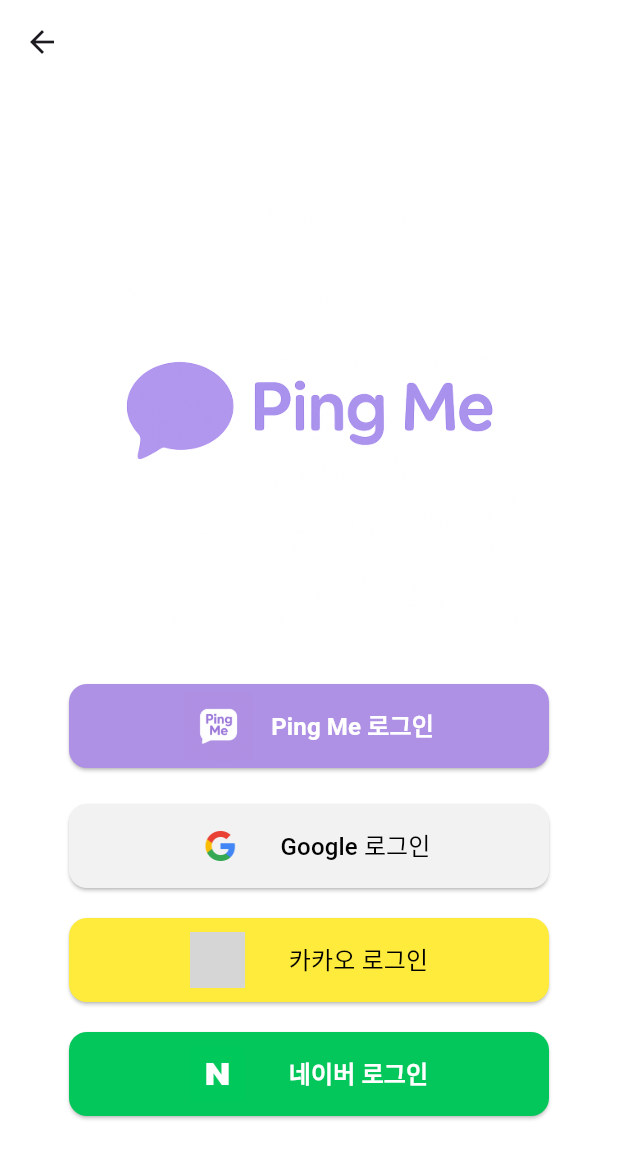
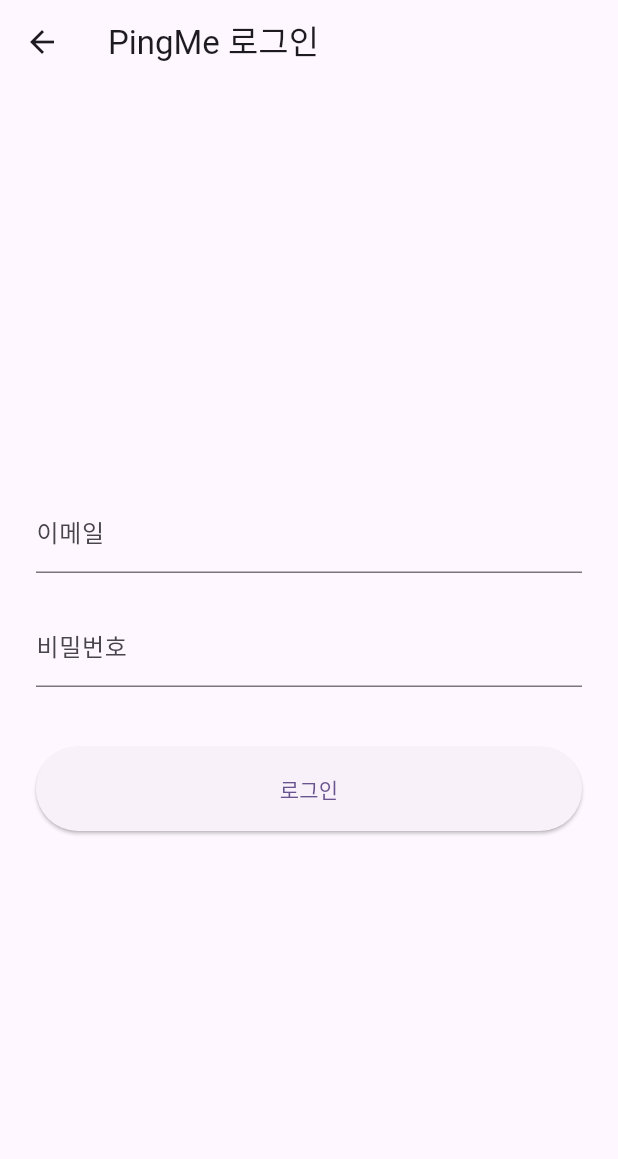
Before and after one commit to hyejiiniing/lck_board, a Flutter app: the LoginPage screen opened directly, after a tap on "Ping Me 로그인", on a phone screen of 412 x 824 dp. Shown: the top 1159 px of the screen. Run offline on Flutter 3.47's test engine with Material 3 defaults, Android fonts, the light colour scheme and no system bars; grey boxes are pictures that could not be loaded.

Commit message:
로그인 추가

```diff
--- /dev/null
+++ b/lib/pages/login/pingme_login_form_page.dart
@@ -0,0 +1,87 @@
+import 'package:flutter/material.dart';
+import 'package:http/http.dart' as http;
+import 'dart:convert';
+
+class PingMeLoginFormPage extends StatefulWidget {
+  const PingMeLoginFormPage({super.key});
+
+  @override
+  State<PingMeLoginFormPage> createState() => _PingMeLoginFormPageState();
+}
+
+class _PingMeLoginFormPageState extends State<PingMeLoginFormPage> {
+  final _emailController = TextEditingController();
+  final _passwordController = TextEditingController();
+
+  void _submitLogin() async {
+    final email = _emailController.text.trim();
+    final password = _passwordController.text;
+
+    final url = Uri.parse('http://172.30.1.95:3000/auth/login');
+    final headers = {'Content-Type': 'application/json'};
+    final body = jsonEncode({'email': email, 'password': password});
+
+    try {
+      final response = await http.post(url, headers: headers, body: body);
+
+      print('statusCode: ${response.statusCode}');
+      print('body: ${response.body}');
+
+      if (response.statusCode == 200 || response.statusCode == 201) {
+        final responseData = jsonDecode(response.body);
+        print('로그인 성공: ${responseData['message']}');
+        if (!mounted) return;
+        ScaffoldMessenger.of(
+          context,
+        ).showSnackBar(const SnackBar(content: Text('로그인 성공')));
+      } else {
+        final errorData = jsonDecode(response.body);
+        print('로그인 실패: ${errorData['message']}');
+        if (!mounted) return;
+        ScaffoldMessenger.of(context).showSnackBar(
+          SnackBar(content: Text(errorData['message'] ?? '로그인 실패')),
+        );
+      }
+    } catch (e) {
+      print('에러 발생: $e');
+      if (!mounted) return;
+      ScaffoldMessenger.of(
+        context,
+      ).showSnackBar(SnackBar(content: Text('에러 발생: $e')));
+    }
+  }
+
+  @override
+  Widget build(BuildContext context) {
+    return Scaffold(
+      appBar: AppBar(title: const Text('PingMe 로그인')),
+      body: Padding(
+        padding: const EdgeInsets.all(24),
+        child: Column(
+          mainAxisAlignment: MainAxisAlignment.center,
+          children: [
+            TextField(
+              controller: _emailController,
+              decoration: const InputDecoration(labelText: '이메일'),
+              keyboardType: TextInputType.emailAddress,
+            ),
+            const SizedBox(height: 20),
+            TextField(
+              controller: _passwordController,
+              decoration: const InputDecoration(labelText: '비밀번호'),
+              obscureText: true,
+            ),
+            const SizedBox(height: 40),
+            ElevatedButton(
+              onPressed: _submitLogin,
+              style: ElevatedButton.styleFrom(
+                minimumSize: const Size(double.infinity, 56),
+              ),
+              child: const Text('로그인'),
+            ),
+          ],
+        ),
+      ),
+    );
+  }
+}
--- a/lib/pages/login_page.dart
+++ b/lib/pages/login_page.dart
@@ -1,4 +1,5 @@
 import 'package:flutter/material.dart';
+import 'package:ping_me/pages/login/pingme_login_form_page.dart';
 
 class LoginPage extends StatefulWidget {
   const LoginPage({super.key});
@@ -8,9 +9,14 @@
 }
 
 class _LoginPageState extends State<LoginPage> {
+  void _handlePingMeLogin() {
+    Navigator.push(
+      context,
+      MaterialPageRoute(builder: (context) => const PingMeLoginFormPage()),
+    );
+  }
+
   void _handleGoogleLogin() {}
-
-  void _handlePingMeLogin() {}
 
   @override
   Widget build(BuildContext context) {
--- a/pubspec.yaml
+++ b/pubspec.yaml
@@ -12,6 +12,7 @@
   flutter:
     sdk: flutter
   cupertino_icons: ^1.0.8
+  http: ^1.4.0
 
 dev_dependencies:
   flutter_launcher_icons: "^0.9.3"
```
Also changed, not shown: pubspec.lock.
